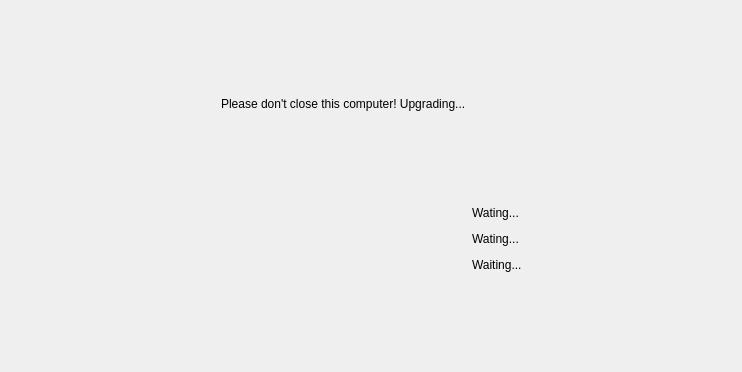
Before: the Qt Designer form tank/hnupgradewidget.ui in photonlili/Tank, drawn with Qt 5.
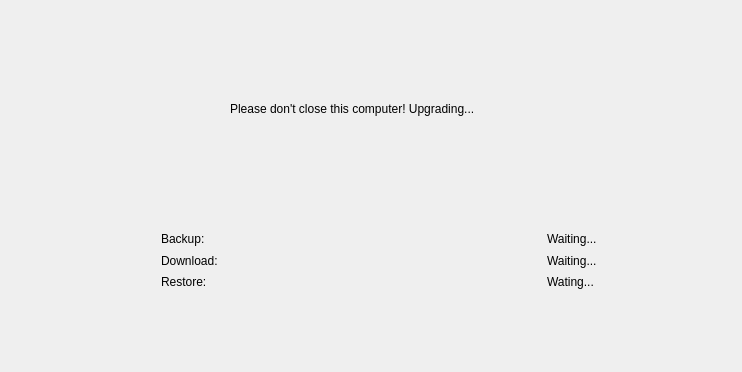
After: the same form once the commit is applied. Custom widgets are drawn as their Qt base class.

The edit to the form file:
```diff
--- a/tank/hnupgradewidget.ui
+++ b/tank/hnupgradewidget.ui
@@ -13,162 +13,82 @@
   <property name="windowTitle">
    <string>HNUpgradeWidget</string>
   </property>
-  <layout class="QGridLayout" name="gridLayout">
-   <item row="2" column="1">
-    <spacer name="verticalSpacer">
-     <property name="orientation">
-      <enum>Qt::Vertical</enum>
-     </property>
-     <property name="sizeHint" stdset="0">
-      <size>
-       <width>20</width>
-       <height>40</height>
-      </size>
-     </property>
-    </spacer>
-   </item>
-   <item row="4" column="0">
-    <spacer name="horizontalSpacer_3">
-     <property name="orientation">
-      <enum>Qt::Horizontal</enum>
-     </property>
-     <property name="sizeHint" stdset="0">
-      <size>
-       <width>163</width>
-       <height>20</height>
-      </size>
-     </property>
-    </spacer>
-   </item>
-   <item row="6" column="1">
-    <spacer name="verticalSpacer_2">
-     <property name="orientation">
-      <enum>Qt::Vertical</enum>
-     </property>
-     <property name="sizeHint" stdset="0">
-      <size>
-       <width>20</width>
-       <height>40</height>
-      </size>
-     </property>
-    </spacer>
-   </item>
-   <item row="4" column="2">
-    <widget class="QLabel" name="lbDown">
-     <property name="text">
-      <string>Wating...</string>
-     </property>
-    </widget>
-   </item>
-   <item row="5" column="2">
-    <widget class="QLabel" name="lbUpgrade">
-     <property name="text">
-      <string>Waiting...</string>
-     </property>
-    </widget>
-   </item>
-   <item row="3" column="5">
-    <spacer name="horizontalSpacer_2">
-     <property name="orientation">
-      <enum>Qt::Horizontal</enum>
-     </property>
-     <property name="sizeHint" stdset="0">
-      <size>
-       <width>162</width>
-       <height>20</height>
-      </size>
-     </property>
-    </spacer>
-   </item>
-   <item row="5" column="5">
-    <spacer name="horizontalSpacer_6">
-     <property name="orientation">
-      <enum>Qt::Horizontal</enum>
-     </property>
-     <property name="sizeHint" stdset="0">
-      <size>
-       <width>162</width>
-       <height>20</height>
-      </size>
-     </property>
-    </spacer>
-   </item>
-   <item row="0" column="1">
-    <spacer name="verticalSpacer_3">
-     <property name="orientation">
-      <enum>Qt::Vertical</enum>
-     </property>
-     <property name="sizeHint" stdset="0">
-      <size>
-       <width>20</width>
-       <height>40</height>
-      </size>
-     </property>
-    </spacer>
-   </item>
-   <item row="4" column="5">
-    <spacer name="horizontalSpacer_4">
-     <property name="orientation">
-      <enum>Qt::Horizontal</enum>
-     </property>
-     <property name="sizeHint" stdset="0">
-      <size>
-       <width>162</width>
-       <height>20</height>
-      </size>
-     </property>
-    </spacer>
-   </item>
-   <item row="5" column="0">
-    <spacer name="horizontalSpacer_5">
-     <property name="orientation">
-      <enum>Qt::Horizontal</enum>
-     </property>
-     <property name="sizeHint" stdset="0">
-      <size>
-       <width>163</width>
-       <height>20</height>
-      </size>
-     </property>
-    </spacer>
-   </item>
-   <item row="5" column="1">
-    <widget class="HNProgressBar" name="widgetFugai" native="true"/>
-   </item>
-   <item row="4" column="1">
-    <widget class="HNProgressBar" name="widgetDown" native="true"/>
-   </item>
-   <item row="3" column="1">
-    <widget class="HNProgressBar" name="widgetBackup" native="true"/>
-   </item>
-   <item row="3" column="0">
-    <spacer name="horizontalSpacer">
-     <property name="orientation">
-      <enum>Qt::Horizontal</enum>
-     </property>
-     <property name="sizeHint" stdset="0">
-      <size>
-       <width>163</width>
-       <height>20</height>
-      </size>
-     </property>
-    </spacer>
-   </item>
-   <item row="3" column="2">
-    <widget class="QLabel" name="lbBack">
-     <property name="text">
-      <string>Wating...</string>
-     </property>
-    </widget>
-   </item>
-   <item row="1" column="1">
-    <widget class="QLabel" name="lbTip">
-     <property name="text">
-      <string>Please don't close this computer! Upgrading...</string>
-     </property>
-    </widget>
-   </item>
-  </layout>
+  <widget class="QLabel" name="lbTip">
+   <property name="geometry">
+    <rect>
+     <x>230</x>
+     <y>100</y>
+     <width>311</width>
+     <height>17</height>
+    </rect>
+   </property>
+   <property name="text">
+    <string>Please don't close this computer! Upgrading...</string>
+   </property>
+  </widget>
+  <widget class="QWidget" name="layoutWidget">
+   <property name="geometry">
+    <rect>
+     <x>150</x>
+     <y>220</y>
+     <width>531</width>
+     <height>81</height>
+    </rect>
+   </property>
+   <layout class="QGridLayout" name="gridLayout">
+    <item row="3" column="0">
+     <widget class="QLabel" name="label_3">
+      <property name="text">
+       <string>Restore:</string>
+      </property>
+     </widget>
+    </item>
+    <item row="1" column="0">
+     <widget class="QLabel" name="label_2">
+      <property name="text">
+       <string>Download:</string>
+      </property>
+     </widget>
+    </item>
+    <item row="0" column="1" colspan="2">
+     <widget class="HNProgressBar" name="widgetBackup" native="true"/>
+    </item>
+    <item row="3" column="1" colspan="2">
+     <widget class="HNProgressBar" name="widgetUpgrade" native="true"/>
+    </item>
+    <item row="1" column="1" colspan="2">
+     <widget class="HNProgressBar" name="widgetDownload" native="true"/>
+    </item>
+    <item row="0" column="0">
+     <widget class="QLabel" name="label">
+      <property name="text">
+       <string>Backup:</string>
+      </property>
+     </widget>
+    </item>
+    <item row="0" column="3">
+     <widget class="QLabel" name="lbBack">
+      <property name="text">
+       <string>Waiting...</string>
+      </property>
+     </widget>
+    </item>
+    <item row="1" column="3">
+     <widget class="QLabel" name="lbDown">
+      <property name="text">
+       <string>Waiting...</string>
+      </property>
+     </widget>
+    </item>
+    <item row="3" column="3">
+     <widget class="QLabel" name="lbUpgrade">
+      <property name="text">
+       <string>Wating...</string>
+      </property>
+     </widget>
+    </item>
+   </layout>
+  </widget>
  </widget>
  <layoutdefault spacing="6" margin="11"/>
  <customwidgets>
```
